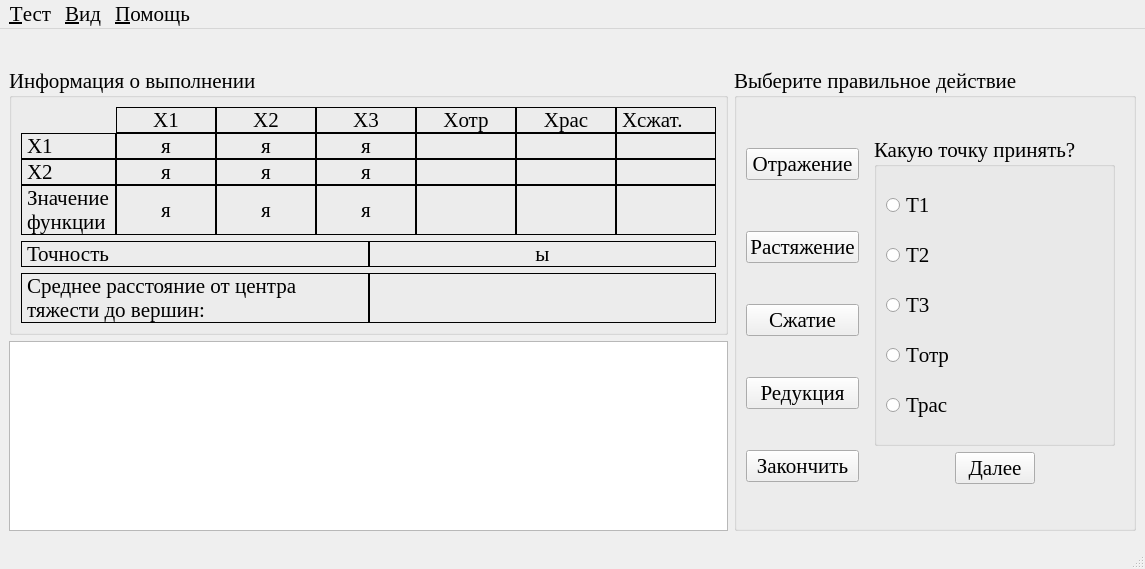
Before: the Qt Designer form optimizationmethods/ui/NeMi.ui in Eliminationzx/optimizationmethods, drawn with Qt 5.
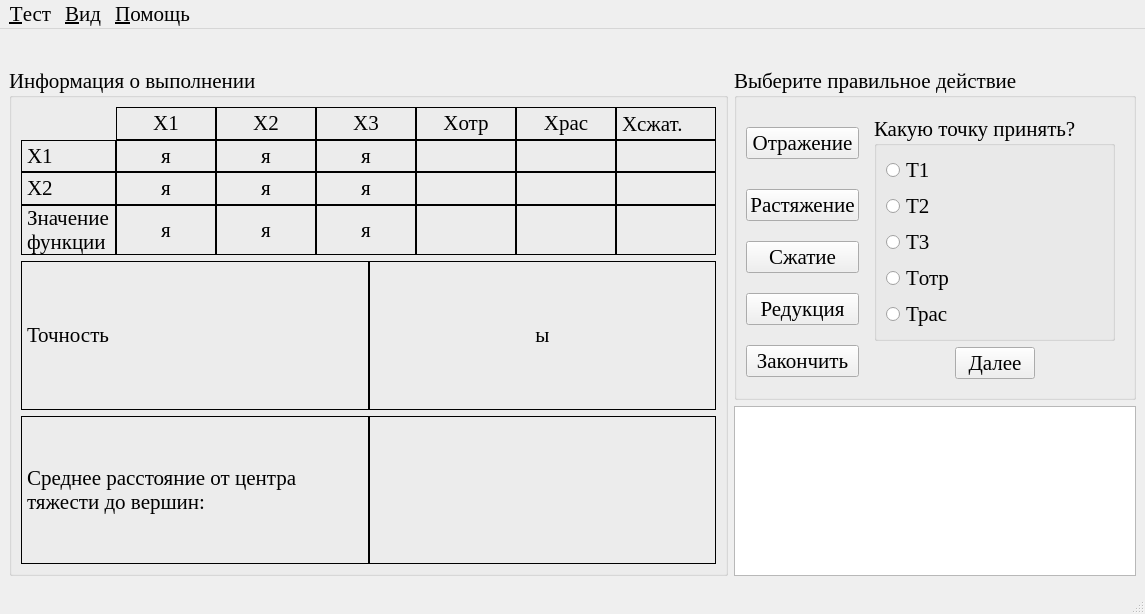
After: the same form once the commit is applied.

Commit message: В форме Нелдора-Мида перенёс карту вправо, чтобы она занимала больше места.

```diff
--- a/optimizationmethods/ui/NeMi.ui
+++ b/optimizationmethods/ui/NeMi.ui
@@ -10,7 +10,7 @@
     <x>0</x>
     <y>0</y>
     <width>1131</width>
-    <height>569</height>
+    <height>614</height>
    </rect>
   </property>
   <property name="font">
@@ -35,9 +35,9 @@
      </widget>
     </item>
     <item>
-     <layout class="QHBoxLayout" name="horizontalLayout_5" stretch="0,1">
+     <layout class="QHBoxLayout" name="horizontalLayout_5" stretch="1,0">
       <item>
-       <layout class="QVBoxLayout" name="verticalLayout_2" stretch="0,1">
+       <layout class="QVBoxLayout" name="verticalLayout_2" stretch="0">
         <item>
          <widget class="QGroupBox" name="groupBox_2">
           <property name="title">
@@ -552,19 +552,10 @@
           </layout>
          </widget>
         </item>
-        <item>
-         <widget class="QTextBrowser" name="LogTxtBrsr">
-          <property name="font">
-           <font>
-            <pointsize>14</pointsize>
-           </font>
-          </property>
-         </widget>
-        </item>
        </layout>
       </item>
       <item>
-       <layout class="QVBoxLayout" name="verticalLayout_3" stretch="0">
+       <layout class="QVBoxLayout" name="verticalLayout_3" stretch="0,1">
         <item>
          <widget class="QGroupBox" name="groupBox_3">
           <property name="title">
@@ -976,6 +967,15 @@
           </layout>
          </widget>
         </item>
+        <item>
+         <widget class="QTextBrowser" name="LogTxtBrsr">
+          <property name="font">
+           <font>
+            <pointsize>14</pointsize>
+           </font>
+          </property>
+         </widget>
+        </item>
        </layout>
       </item>
      </layout>
```
The commit also changes 1 other file.
